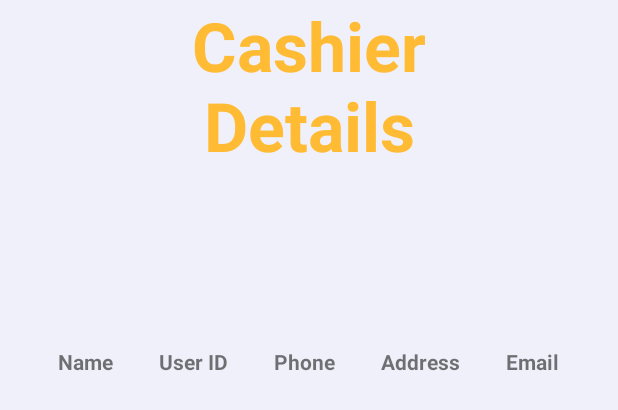
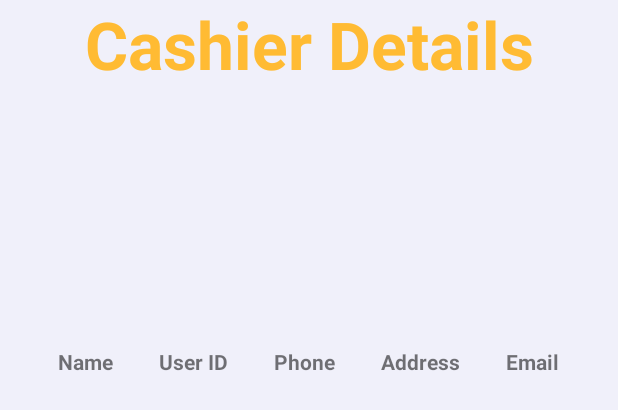
Before and after one commit to MirJahangirAlli/Superket-Billing-System, an Android app: the layout activity_display_cashier_data.xml on its own in the app's theme, with its tools: preview values and no code run, on a phone screen of 412 x 824 dp. Shown: the top 410 px of the screen. Run offline under Robolectric (Android 15) with nearby library versions, the light colour scheme and no system bars; Roboto replaces fonts that are not available here.

Commit message:
Update activity_display_cashier_data.xml
changed the font size

```diff
--- a/app/src/main/res/layout/activity_display_cashier_data.xml
+++ b/app/src/main/res/layout/activity_display_cashier_data.xml
@@ -16,7 +16,7 @@
         android:text="Cashier Details"
         android:textAlignment="center"
         android:textColor="@android:color/holo_orange_light"
-        android:textSize="45sp"
+        android:textSize="44sp"
         android:textStyle="bold"
         app:layout_constraintBottom_toTopOf="@+id/tableLayout"
         app:layout_constraintEnd_toEndOf="parent"
```
